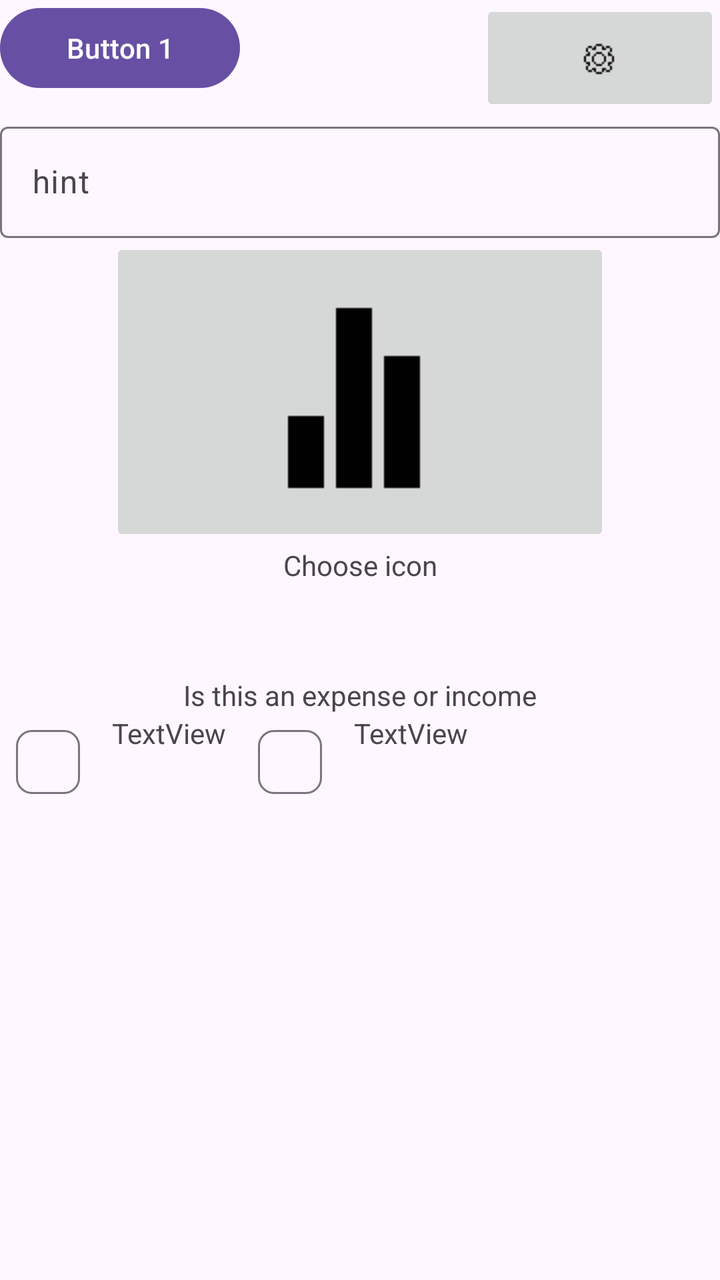
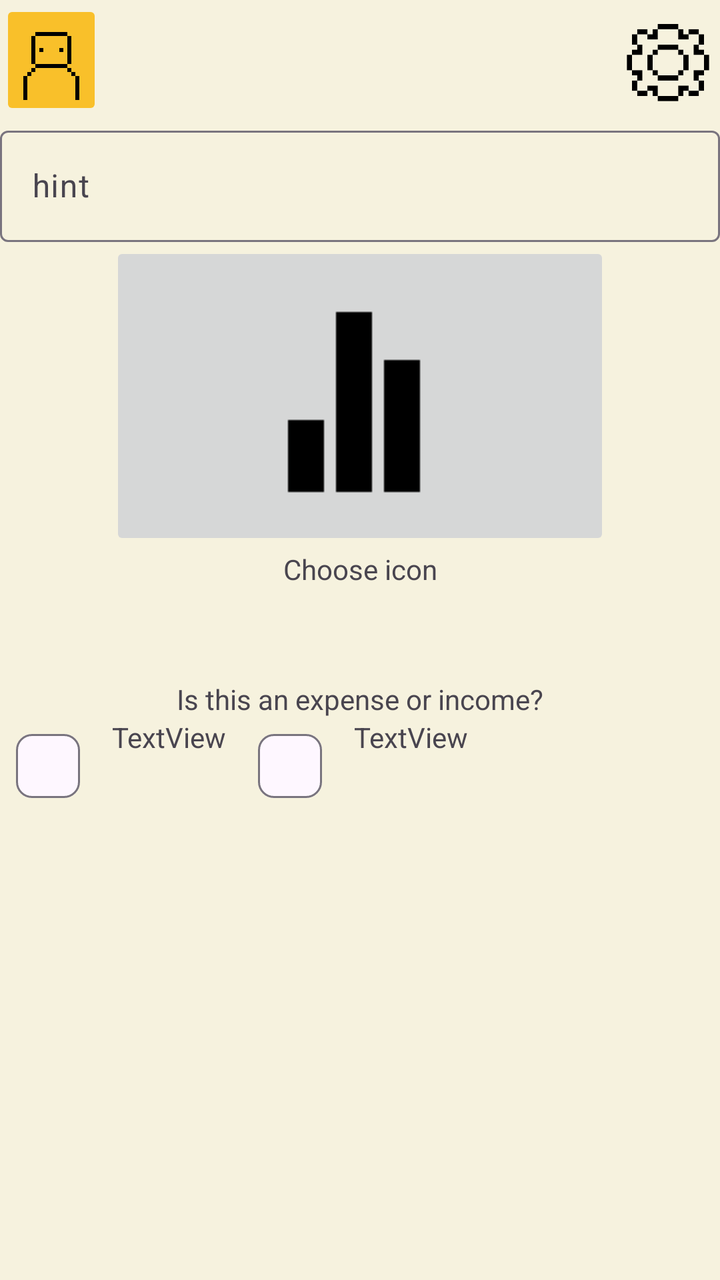

The first picture is an Android layout as it rendered before a commit; the second is the same layout after the commit. The layout source and the unified diff follow.
<!-- AndroidManifest.xml: application theme Theme.BeeBudgetingLimited -->
<!-- res/layout/activity_add_category_screen.xml -->
<?xml version="1.0" encoding="utf-8"?>
<androidx.drawerlayout.widget.DrawerLayout xmlns:android="http://schemas.android.com/apk/res/android"
    xmlns:app="http://schemas.android.com/apk/res-auto"
    xmlns:tools="http://schemas.android.com/tools"
    android:id="@+id/main"
    android:layout_width="match_parent"
    android:layout_height="match_parent"
    tools:context=".AddCategoryScreen">

    
    <LinearLayout
        android:layout_width="match_parent"
        android:layout_height="match_parent"
        android:orientation="vertical">

        
        <androidx.cardview.widget.CardView
            android:layout_width="match_parent"
            android:layout_height="wrap_content" />

        
        <LinearLayout
            android:layout_width="match_parent"
            android:layout_height="58dp"
            android:orientation="horizontal">

            <Button
                android:id="@+id/ProfileBtn"
                android:layout_width="0dp"
                android:layout_height="wrap_content"
                android:layout_weight="1"
                android:text="Button 1" />

            <ImageView
                android:id="@+id/imageView3"
                android:layout_width="0dp"
                android:layout_height="wrap_content"
                android:layout_weight="1"
                android:alpha="0"
                app:srcCompat="@drawable/house" />

            <ImageButton
                android:id="@+id/Settingsbtn"
                android:layout_width="0dp"
                android:layout_height="match_parent"
                android:layout_weight="1"
                app:srcCompat="@drawable/cogicon" />

        </LinearLayout>

        <com.google.android.material.textfield.TextInputLayout
            android:layout_width="match_parent"
            android:layout_height="215dp">

            <com.google.android.material.textfield.TextInputEditText
                android:layout_width="match_parent"
                android:layout_height="wrap_content"
                android:hint="hint" />

            <ImageButton
                android:id="@+id/imageButton6"
                android:layout_width="250dp"
                android:layout_height="wrap_content"
                android:layout_gravity="center"
                android:layout_weight="1"
                android:foregroundGravity="center"
                app:srcCompat="@drawable/analyticsicon" />

        </com.google.android.material.textfield.TextInputLayout>

        <TextView
            android:id="@+id/textView18"
            android:layout_width="match_parent"
            android:layout_height="65dp"
            android:text="@string/choose_icon"
            android:textAlignment="center" />

        <TextView
            android:id="@+id/textView19"
            android:layout_width="match_parent"
            android:layout_height="wrap_content"
            android:text="@string/is_this_an_expense_or_income"
            android:textAlignment="center" />

        <com.google.android.material.chip.ChipGroup
            android:layout_width="match_parent"
            android:layout_height="match_parent"
            android:layout_gravity="center"
            android:foregroundGravity="fill_horizontal|center">

            <com.google.android.material.chip.Chip
                android:id="@+id/chip3"
                android:layout_width="wrap_content"
                android:layout_height="wrap_content"
                android:gravity="center" />

            <TextView
                android:id="@+id/textView20"
                android:layout_width="wrap_content"
                android:layout_height="wrap_content"
                android:gravity="center"
                android:text="TextView" />

            <com.google.android.material.chip.Chip
                android:id="@+id/chip4"
                android:layout_width="wrap_content"
                android:layout_height="wrap_content"
                android:gravity="center" />

            <TextView
                android:id="@+id/textView21"
                android:layout_width="wrap_content"
                android:layout_height="wrap_content"
                android:gravity="center"
                android:text="TextView" />
        </com.google.android.material.chip.ChipGroup>

    </LinearLayout>

    

</androidx.drawerlayout.widget.DrawerLayout>
<!-- resources referenced by this layout -->
<resources>
  <!-- drawable analyticsicon: png bitmap (drawable, 346 bytes) -->
  <!-- drawable cogicon: png bitmap (drawable, 168 bytes) -->
  <!-- drawable house: png bitmap (drawable, 413934 bytes) -->
  <string name="choose_icon">Choose icon</string>
  <string name="is_this_an_expense_or_income">Is this an expense or income</string>
  <style name="Theme.BeeBudgetingLimited" parent="Base.Theme.BeeBudgetingLimited" />
  <style name="Base.Theme.BeeBudgetingLimited" parent="Theme.Material3.DayNight.NoActionBar">
          
          
      </style>
</resources>

<!-- the commit's change to res/layout/activity_add_category_screen.xml (unified diff, before → after) -->
@@ -5,7 +5,8 @@
     android:id="@+id/main"
     android:layout_width="match_parent"
     android:layout_height="match_parent"
-    tools:context=".AddCategoryScreen">
+    tools:context=".AddCategoryScreen"
+    android:background="@color/Cream">
 
     
     <LinearLayout
@@ -21,15 +22,17 @@
         
         <LinearLayout
             android:layout_width="match_parent"
-            android:layout_height="58dp"
+            android:layout_height="60dp"
             android:orientation="horizontal">
 
-            <Button
+            <ImageButton
                 android:id="@+id/ProfileBtn"
+                app:srcCompat="@drawable/profileicon"
                 android:layout_width="0dp"
                 android:layout_height="wrap_content"
-                android:layout_weight="1"
-                android:text="Button 1" />
+                android:layout_weight="0.2"
+                android:backgroundTint="@color/Bright_yellow"
+                android:scaleType="centerCrop" />
 
             <ImageView
                 android:id="@+id/imageView3"
@@ -41,9 +44,11 @@
 
             <ImageButton
                 android:id="@+id/Settingsbtn"
+                android:scaleType="fitCenter"
                 android:layout_width="0dp"
                 android:layout_height="match_parent"
-                android:layout_weight="1"
+                android:layout_weight="0.2"
+                android:background="@android:color/transparent"
                 app:srcCompat="@drawable/cogicon" />
 
         </LinearLayout>
<!-- resource entries referenced after the edit -->
@@ -1,10 +1,13 @@
 <!-- resources referenced by this layout -->
 <resources>
+  <color name="Bright_yellow">#f9c02a</color>
+  <color name="Cream">#f6f2de</color>
   <!-- drawable analyticsicon: png bitmap (drawable, 346 bytes) -->
-  <!-- drawable cogicon: png bitmap (drawable, 168 bytes) -->
+  <!-- drawable cogicon: png bitmap (drawable, 702 bytes) -->
   <!-- drawable house: png bitmap (drawable, 413934 bytes) -->
+  <!-- drawable profileicon: png bitmap (drawable, 471 bytes) -->
   <string name="choose_icon">Choose icon</string>
-  <string name="is_this_an_expense_or_income">Is this an expense or income</string>
+  <string name="is_this_an_expense_or_income">Is this an expense or income?</string>
   <style name="Theme.BeeBudgetingLimited" parent="Base.Theme.BeeBudgetingLimited" />
   <style name="Base.Theme.BeeBudgetingLimited" parent="Theme.Material3.DayNight.NoActionBar">
           
